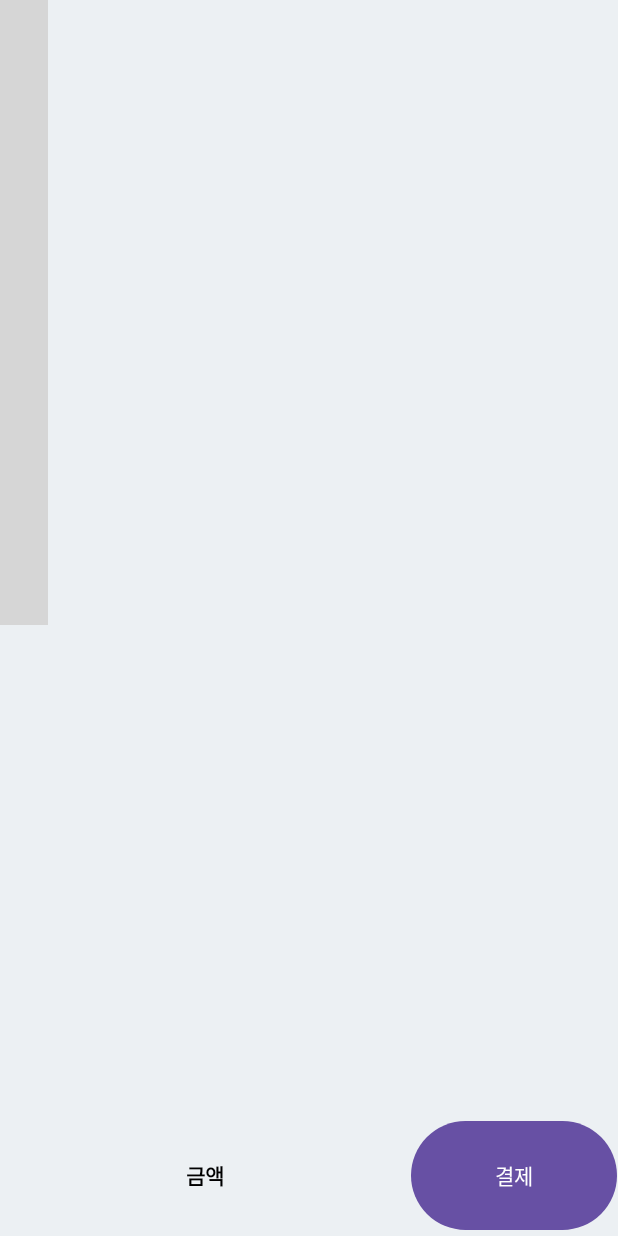
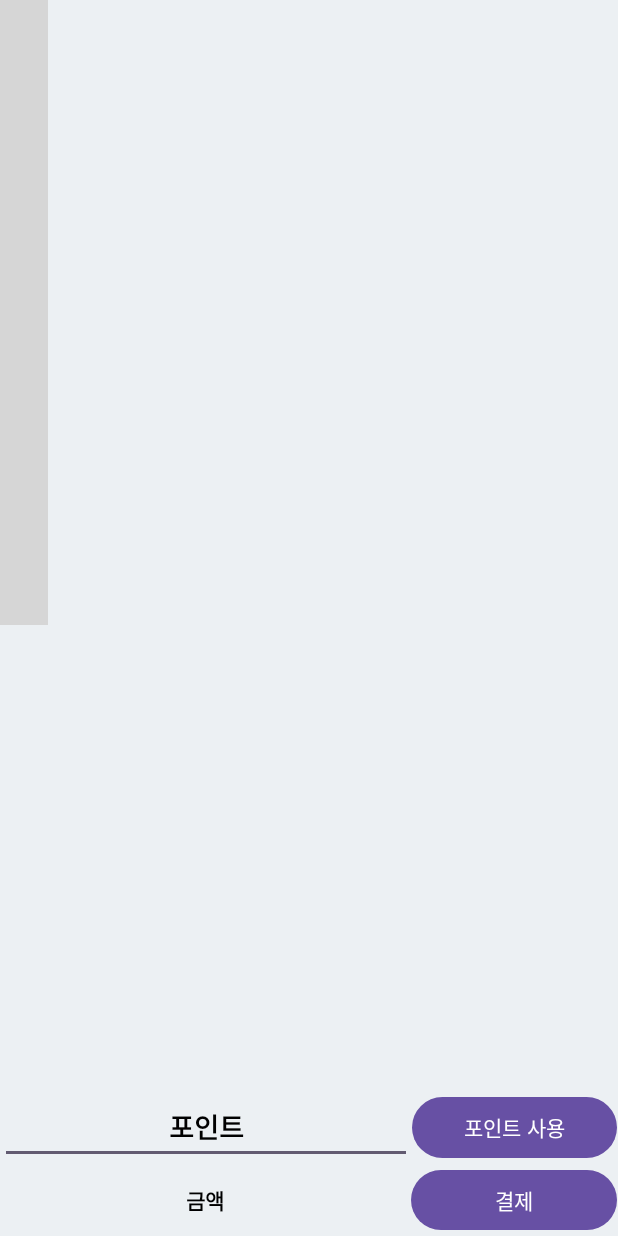
Before and after one commit to yuhan19plus/AndroidProjects, an Android app: the layout main_activity_product_scan.xml on its own in the app's theme, with its tools: preview values and no code run, on a phone screen of 412 x 824 dp. Run offline under Robolectric (Android 15) with nearby library versions, the light colour scheme and no system bars; plain views replace DecoratedBarcodeView; grey boxes are pictures that could not be loaded.

Commit message:
코드 리팩토링 (#10)
* 매장위치&상품리뷰코드수정

* SRS 문서 수정 및 매장위치 코드 수정,  관리자 접속 기능 구현

* 코드리팩토링 [성줕]

```diff
--- a/app/src/main/java/kr/ac/yuhan/cs/yuhan19plus/admin/AdminCreateQR.java
+++ b/app/src/main/java/kr/ac/yuhan/cs/yuhan19plus/admin/AdminCreateQR.java
@@ -49,7 +49,7 @@ public class AdminCreateQR extends AppCompatActivity {
                         Long lastProductCode = documentSnapshot.getLong("lastProductCode");
                         if (lastProductCode != null) {
                             // Number 타입의 값을 문자열로 변환하여 QR 코드 데이터로 사용합니다.
-                            String text = "productCode:" + String.valueOf(lastProductCode);
+                            String text = "productCode:" + String.valueOf(lastProductCode + 1);
 
                             // QR 코드를 생성하고 ImageView에 표시합니다.
                             generateAndDisplayQRCode(text);
--- a/app/src/main/res/layout/activity_main_page.xml
+++ b/app/src/main/res/layout/activity_main_page.xml
@@ -29,7 +29,6 @@
                 android:layout_height="70dp"
                 android:padding="25dp"
                 android:src="@drawable/setting" />
-
             <TextView
                 android:layout_width="wrap_content"
                 android:layout_height="match_parent"
@@ -37,7 +36,6 @@
                 android:textStyle="bold"
                 android:textSize="30dp"
                 android:text="YUHAN19+"/>
-
             <ImageView
                 android:id="@+id/loginBtn"
                 android:text="로그인"
--- a/app/src/main/res/layout/main_activity_product_scan.xml
+++ b/app/src/main/res/layout/main_activity_product_scan.xml
@@ -22,20 +22,43 @@
         android:layout_height="0dp"
         android:layout_weight="1"
         android:orientation="vertical">
-
         <ListView
             android:id="@+id/scannedlist"
             android:layout_width="match_parent"
             android:layout_height="wrap_content"
             android:text="Scanned Items"
             android:layout_weight="10"/>
-
+        <LinearLayout
+            android:layout_width="match_parent"
+            android:layout_height="wrap_content"
+            android:orientation="vertical">
             <LinearLayout
                 android:layout_width="match_parent"
                 android:layout_height="wrap_content"
                 android:orientation="horizontal"
                 android:layout_weight="1">
-
+                <EditText
+                    android:id="@+id/editTextFieldPoint"
+                    android:layout_width="wrap_content"
+                    android:layout_height="match_parent"
+                    android:layout_weight="1"
+                    android:text="포인트"
+                    android:inputType="number"
+                    android:textStyle="bold"
+                    android:textColor="@color/black"
+                    android:gravity="center"/>
+                <Button
+                    android:id="@+id/pointBtn"
+                    android:layout_width="wrap_content"
+                    android:layout_height="match_parent"
+                    android:text="포인트 사용"
+                    android:layout_weight="0.1"/>
+            </LinearLayout>
+            <LinearLayout
+                android:layout_width="match_parent"
+                android:layout_height="wrap_content"
+                android:orientation="horizontal"
+                android:layout_weight="1">
                 <TextView
                     android:id="@+id/itemtotal"
                     android:layout_width="wrap_content"
@@ -45,7 +68,6 @@
                     android:textStyle="bold"
                     android:textColor="@color/black"
                     android:gravity="center"/>
-
                 <Button
                     android:id="@+id/paybutton"
                     android:layout_width="wrap_content"
@@ -54,5 +76,5 @@
                     android:layout_weight="0.2"/>
             </LinearLayout>
         </LinearLayout>
-
     </LinearLayout>
+</LinearLayout>
```
Also changed, not shown: app/src/main/AndroidManifest.xml (+35 -48 lines), app/src/main/java/kr/ac/yuhan/cs/yuhan19plus/admin/AdminFormActivity.java (+7 -7 lines), app/src/main/java/kr/ac/yuhan/cs/yuhan19plus/admin/AdminMainActivity.java (+44 -22 lines), app/src/main/java/kr/ac/yuhan/cs/yuhan19plus/main/MainProductDetail.java (+13 -8 lines), app/src/main/java/kr/ac/yuhan/cs/yuhan19plus/main/MainProductReview.java (+14 -7 lines), app/src/main/java/kr/ac/yuhan/cs/yuhan19plus/main/MainStoreLocationActivity.java (+8 -0 lines). Lines whose indentation alone changed are shown as unchanged.
